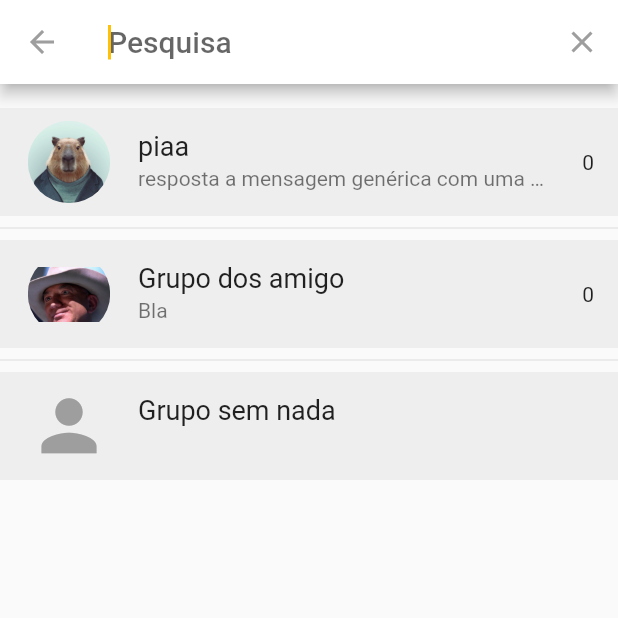
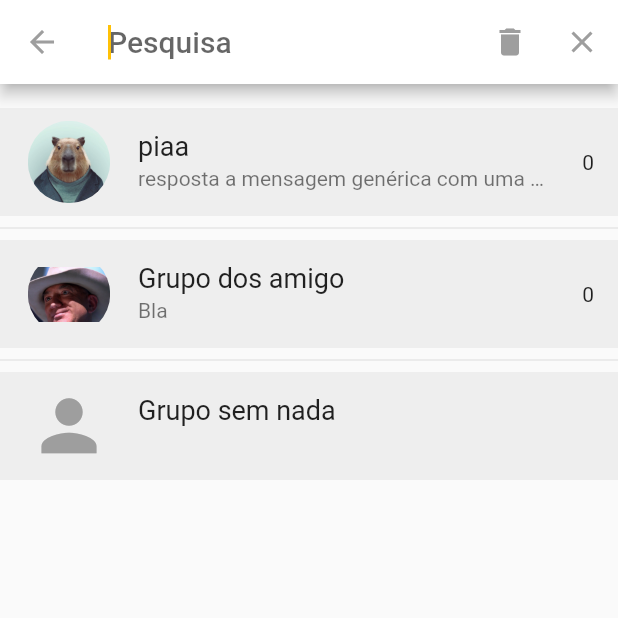
Before and after one commit to FPiaa/messenger_app, a Flutter app: the screen it shows after launch, after a tap on the "search" icon, on a phone screen of 412 x 824 dp, the top half of it. Run offline on Flutter 3.47's test engine with Material 2 defaults, Android fonts, the phone set to English and light mode, and no system bars.

Commit message:
Adicionar outro ActionButton na SearchPage
Este commit adiciona outro ActionButton na SearchPage
para analisar a necessidade de um botão para limpar a busca
e voltar para a pagina inicial.

```diff
--- a/lib/pages/search_page.dart
+++ b/lib/pages/search_page.dart
@@ -8,12 +8,18 @@ import '../models/conversa.dart';
 class SearchPage extends SearchDelegate {
   late ConversasPesquisadasProvider pesquisa;
 
+  // TODO: pensar se é necessário os dois botões
   @override
   List<Widget>? buildActions(BuildContext context) {
     return [
       IconButton(
           onPressed: () {
             query = "";
+          },
+          icon: const Icon(Icons.delete)),
+      IconButton(
+          onPressed: () {
+            close(context, null);
           },
           icon: const Icon(Icons.clear))
     ];
```
